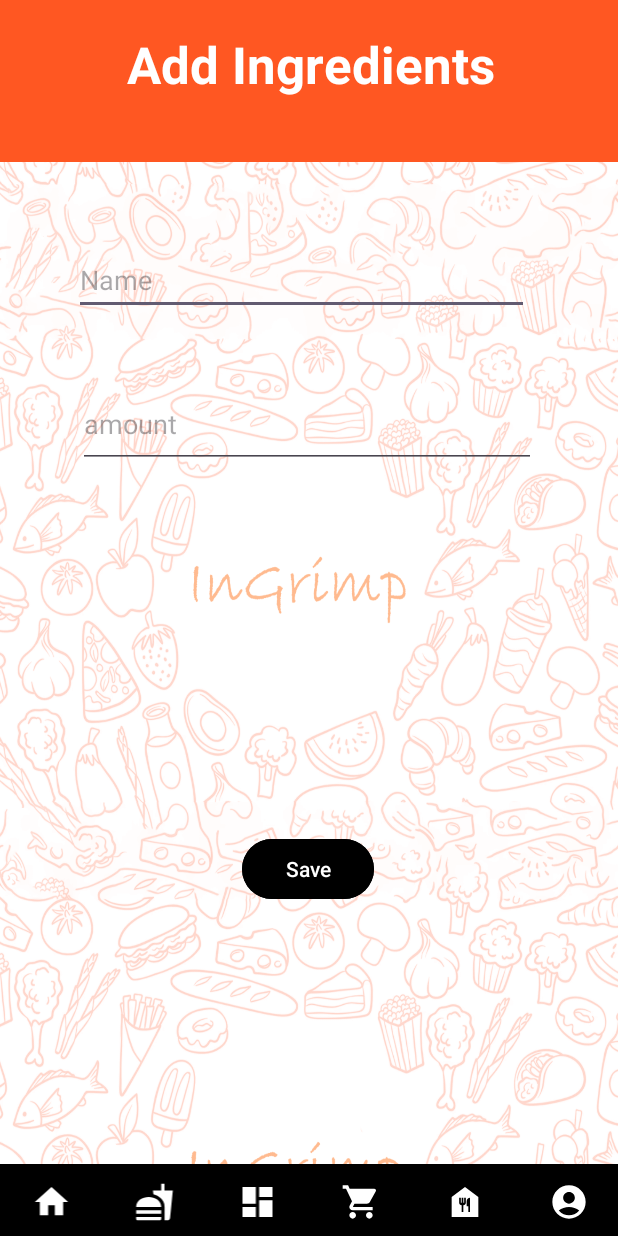
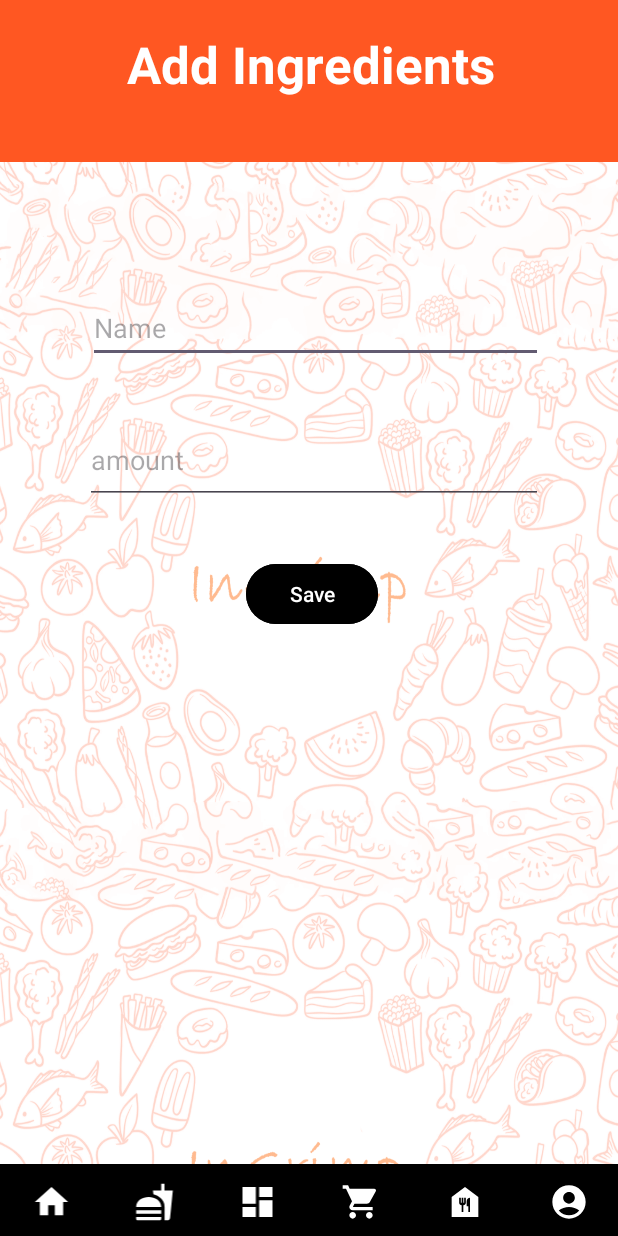
Before and after one commit to MihisaraJayasinghe/ingrimp_app_MAD, an Android app: the InsertIngredientActivity screen opened directly, with no data from a screen before it, on a phone screen of 412 x 824 dp. Run offline under Robolectric (Android 15) with nearby library versions, the phone set to English and light mode, and no system bars; our stand-ins replace Firebase (no records; nobody signed in at launch, a user with empty details on screens opened directly); Roboto replaces fonts that are not available here.

Commit message:
fixed data insertion

```diff
--- a/app/src/main/java/com/example/missionmad2/activities/IngredientFetchActivity.kt
+++ b/app/src/main/java/com/example/missionmad2/activities/IngredientFetchActivity.kt
@@ -98,7 +98,7 @@ class IngredientFetchActivity : AppCompatActivity() {
 
                     mAdapter.setOnItemClickListener(object : IngredientAdapter.onItemClickListener{
                         override fun onItemClick(position: Int) {
-                            val intent = Intent(this@IngredientFetchActivity, IngredientDetailsActivity ::class.java)
+                            val intent = Intent(this@IngredientFetchActivity,IngredientDetailsActivity::class.java)
 
                             //put extras
 
--- a/app/src/main/res/layout/activity_ingredient_insert.xml
+++ b/app/src/main/res/layout/activity_ingredient_insert.xml
@@ -72,30 +72,16 @@
             app:srcCompat="@drawable/baseline_account_circle_24" />
     </LinearLayout>
 
-    <Button
-        android:id="@+id/btnSaveData"
-        android:layout_width="wrap_content"
-        android:layout_height="wrap_content"
-        android:layout_marginStart="160dp"
-        android:layout_marginTop="243dp"
-        android:layout_marginEnd="160dp"
-        android:backgroundTint="#000000"
-        android:text="Save"
-        app:layout_constraintEnd_toEndOf="parent"
-        app:layout_constraintHorizontal_bias="0.333"
-        app:layout_constraintStart_toStartOf="parent"
-        app:layout_constraintTop_toBottomOf="@+id/etEmpAge" />
-
     <EditText
         android:id="@+id/etEmpName"
         android:layout_width="303dp"
         android:layout_height="46dp"
-        android:layout_marginTop="164dp"
+        android:layout_marginTop="196dp"
         android:ems="10"
         android:hint="Name"
         android:inputType="text"
         app:layout_constraintEnd_toEndOf="parent"
-        app:layout_constraintHorizontal_bias="0.452"
+        app:layout_constraintHorizontal_bias="0.537"
         app:layout_constraintStart_toStartOf="parent"
         app:layout_constraintTop_toTopOf="parent" />
 
@@ -104,15 +90,29 @@
         android:layout_width="305dp"
         android:layout_height="58dp"
         android:layout_marginStart="100dp"
-        android:layout_marginTop="44dp"
+        android:layout_marginTop="36dp"
         android:layout_marginEnd="100dp"
         android:ems="10"
         android:hint="amount"
         android:inputType="textMultiLine"
         app:layout_constraintEnd_toEndOf="parent"
-        app:layout_constraintHorizontal_bias="0.521"
+        app:layout_constraintHorizontal_bias="0.468"
         app:layout_constraintStart_toStartOf="parent"
         app:layout_constraintTop_toBottomOf="@+id/etEmpName" />
+
+    <Button
+        android:id="@+id/btnSaveData"
+        android:layout_width="wrap_content"
+        android:layout_height="wrap_content"
+        android:layout_marginStart="160dp"
+        android:layout_marginTop="36dp"
+        android:layout_marginEnd="160dp"
+        android:backgroundTint="#000000"
+        android:text="Save"
+        app:layout_constraintEnd_toEndOf="parent"
+        app:layout_constraintHorizontal_bias="1.0"
+        app:layout_constraintStart_toStartOf="parent"
+        app:layout_constraintTop_toBottomOf="@+id/etEmpAge" />
 
     <TextView
         android:id="@+id/textView4"
--- a/app/src/main/res/layout/ingredient_list_item.xml
+++ b/app/src/main/res/layout/ingredient_list_item.xml
@@ -32,7 +32,9 @@
                 android:layout_marginTop="4dp"
                 android:background="#040404"
                 android:gravity="center"
+                android:paddingLeft="30dp"
                 android:text="Emp Name"
+                android:textAlignment="viewStart"
                 android:textColor="@color/white"
                 android:textSize="30sp"
                 android:textStyle="bold"
```
Also changed, not shown: app/src/main/java/com/example/missionmad2/activities/IngredientDetailsActivity.kt (+59 -28 lines), app/src/main/java/com/example/missionmad2/activities/InsertIngredientActivity.kt (+1 -9 lines), app/src/main/res/layout/activity_groceries_details.xml (+6 -3 lines), app/src/main/res/layout/activity_ingredient_details.xml (+63 -48 lines), app/src/main/res/layout/activity_ingredient_fetch.xml (+8 -6 lines), app/src/main/res/drawable/list.gif (added).
